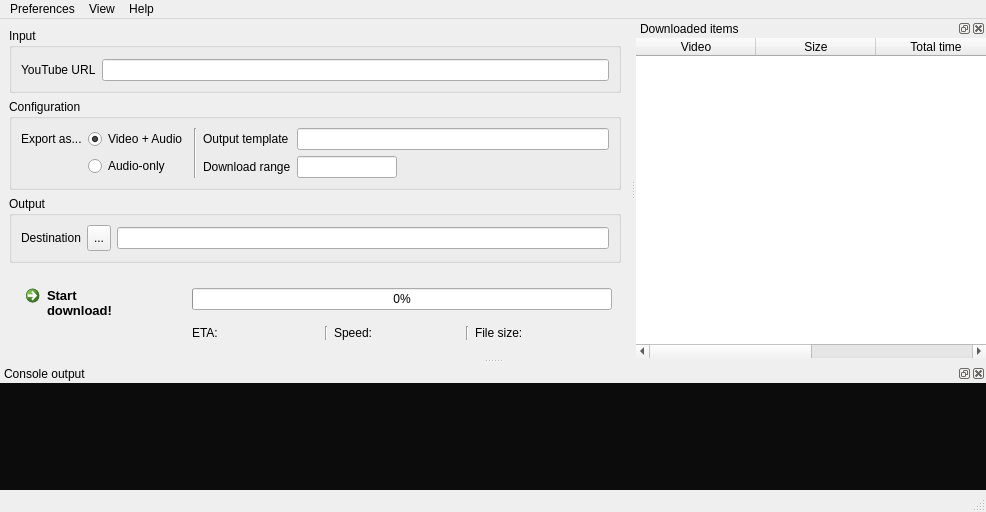
Before: the Qt Designer form interface/main.ui in MatusGuy/youtube-dl_GUI, drawn with Qt 5.
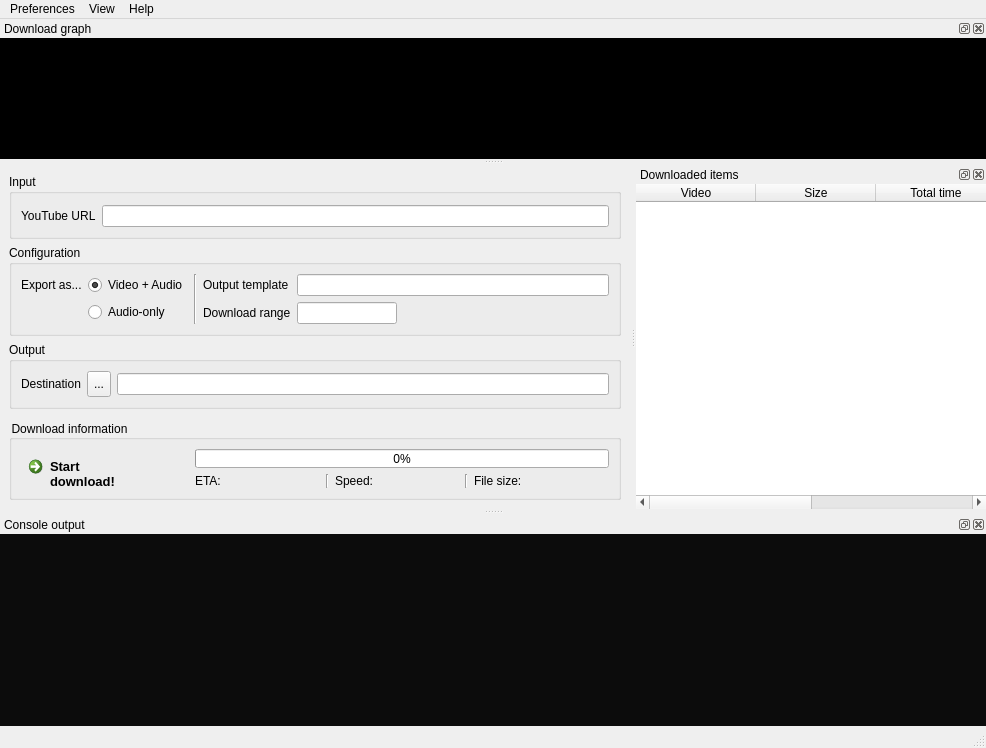
After: the same form once the commit is applied. Icons and pictures are not drawn. Custom widgets are drawn as their Qt base class.

Commit message: Graph dock opens & closes

Patch:
```diff
--- a/interface/main.ui
+++ b/interface/main.ui
@@ -7,7 +7,7 @@
     <x>0</x>
     <y>0</y>
     <width>986</width>
-    <height>512</height>
+    <height>748</height>
    </rect>
   </property>
   <property name="contextMenuPolicy">
@@ -18,7 +18,7 @@
   </property>
   <property name="windowIcon">
    <iconset>
-    <normaloff>../assets/ytdl.png</normaloff>../assets/ytdl.png</iconset>
+    <normaloff>C:/Users/Mateus/.designer/assets/ytdl.png</normaloff>C:/Users/Mateus/.designer/assets/ytdl.png</iconset>
   </property>
   <property name="styleSheet">
    <string notr="true">QToolButton:hover,.QPushButton:hover{
@@ -35,6 +35,41 @@
     <string notr="true"/>
    </property>
    <layout class="QGridLayout" name="gridLayout">
+    <property name="sizeConstraint">
+     <enum>QLayout::SetMinAndMaxSize</enum>
+    </property>
+    <item row="0" column="0">
+     <widget class="QGroupBox" name="InputGroup">
+      <property name="maximumSize">
+       <size>
+        <width>16777215</width>
+        <height>70</height>
+       </size>
+      </property>
+      <property name="title">
+       <string>Input</string>
+      </property>
+      <layout class="QGridLayout" name="gridLayout_5">
+       <property name="topMargin">
+        <number>11</number>
+       </property>
+       <item row="0" column="0">
+        <widget class="QLabel" name="UrlLabel">
+         <property name="text">
+          <string>YouTube URL</string>
+         </property>
+        </widget>
+       </item>
+       <item row="0" column="1">
+        <widget class="QLineEdit" name="UrlTextBox">
+         <property name="toolTip">
+          <string>Input URL for your youtube video, playlist, or channel</string>
+         </property>
+        </widget>
+       </item>
+      </layout>
+     </widget>
+    </item>
     <item row="2" column="0">
      <widget class="QGroupBox" name="OutputGroup">
       <property name="sizePolicy">
@@ -278,48 +313,48 @@
       </layout>
      </widget>
     </item>
-    <item row="0" column="0">
-     <widget class="QGroupBox" name="InputGroup">
-      <property name="maximumSize">
-       <size>
-        <width>16777215</width>
-        <height>70</height>
-       </size>
-      </property>
-      <property name="title">
-       <string>Input</string>
-      </property>
-      <layout class="QGridLayout" name="gridLayout_5">
-       <property name="topMargin">
-        <number>11</number>
-       </property>
-       <item row="0" column="0">
-        <widget class="QLabel" name="UrlLabel">
-         <property name="text">
-          <string>YouTube URL</string>
-         </property>
-        </widget>
-       </item>
-       <item row="0" column="1">
-        <widget class="QLineEdit" name="UrlTextBox">
-         <property name="toolTip">
-          <string>Input URL for your youtube video, playlist, or channel</string>
-         </property>
-        </widget>
-       </item>
-      </layout>
-     </widget>
-    </item>
     <item row="3" column="0">
-     <widget class="QWidget" name="DownloadWidget" native="true">
+     <spacer name="vSpacer1">
+      <property name="orientation">
+       <enum>Qt::Vertical</enum>
+      </property>
+      <property name="sizeType">
+       <enum>QSizePolicy::MinimumExpanding</enum>
+      </property>
+      <property name="sizeHint" stdset="0">
+       <size>
+        <width>0</width>
+        <height>0</height>
+       </size>
+      </property>
+     </spacer>
+    </item>
+    <item row="4" column="0">
+     <widget class="QGroupBox" name="DownloadGroupBox">
       <property name="maximumSize">
        <size>
         <width>16777215</width>
         <height>80</height>
        </size>
       </property>
+      <property name="styleSheet">
+       <string notr="true">alternate-background-color: rgb(255, 255, 0);</string>
+      </property>
+      <property name="title">
+       <string>Download information</string>
+      </property>
+      <property name="flat">
+       <bool>false</bool>
+      </property>
       <layout class="QGridLayout" name="gridLayout_6">
-       <item row="0" column="0">
+       <item row="1" column="1">
+        <widget class="QProgressBar" name="DownloadProgress">
+         <property name="value">
+          <number>0</number>
+         </property>
+        </widget>
+       </item>
+       <item row="1" column="0">
         <widget class="QCommandLinkButton" name="DownloadButton">
          <property name="enabled">
           <bool>true</bool>
@@ -364,14 +399,7 @@
          </property>
         </widget>
        </item>
-       <item row="0" column="1">
-        <widget class="QProgressBar" name="DownloadProgress">
-         <property name="value">
-          <number>0</number>
-         </property>
-        </widget>
-       </item>
-       <item row="1" column="1">
+       <item row="2" column="1">
         <widget class="QWidget" name="DownloadInfo" native="true">
          <property name="sizePolicy">
           <sizepolicy hsizetype="Preferred" vsizetype="Preferred">
@@ -457,22 +485,6 @@
       </layout>
      </widget>
     </item>
-    <item row="4" column="0">
-     <spacer name="vSpacer1">
-      <property name="orientation">
-       <enum>Qt::Vertical</enum>
-      </property>
-      <property name="sizeType">
-       <enum>QSizePolicy::MinimumExpanding</enum>
-      </property>
-      <property name="sizeHint" stdset="0">
-       <size>
-        <width>20</width>
-        <height>0</height>
-       </size>
-      </property>
-     </spacer>
-    </item>
    </layout>
   </widget>
   <widget class="QMenuBar" name="MenuBar">
@@ -503,13 +515,14 @@
      </property>
      <property name="icon">
       <iconset>
-       <normaloff>../assets/kcoloredit.png</normaloff>../assets/kcoloredit.png</iconset>
+       <normaloff>C:/Users/Mateus/.designer/assets/kcoloredit.png</normaloff>C:/Users/Mateus/.designer/assets/kcoloredit.png</iconset>
      </property>
      <addaction name="LightOption"/>
      <addaction name="DarkOption"/>
     </widget>
     <addaction name="ConsoleOption"/>
     <addaction name="DownloadedItems"/>
+    <addaction name="DownloadGraph"/>
     <addaction name="separator"/>
     <addaction name="Theme"/>
    </widget>
@@ -523,7 +536,7 @@
      </property>
      <property name="icon">
       <iconset>
-       <normaloff>../assets/help_index.png</normaloff>../assets/help_index.png</iconset>
+       <normaloff>C:/Users/Mateus/.designer/assets/help_index.png</normaloff>C:/Users/Mateus/.designer/assets/help_index.png</iconset>
      </property>
      <addaction name="youtube_dlHelp"/>
      <addaction name="ffmpegHelp"/>
@@ -672,6 +685,43 @@
     </layout>
    </widget>
   </widget>
+  <widget class="QDockWidget" name="DwGraphDock">
+   <property name="minimumSize">
+    <size>
+     <width>76</width>
+     <height>140</height>
+    </size>
+   </property>
+   <property name="windowTitle">
+    <string>Download graph</string>
+   </property>
+   <attribute name="dockWidgetArea">
+    <number>4</number>
+   </attribute>
+   <widget class="QWidget" name="DwGraphDockWidget">
+    <layout class="QGridLayout" name="gridLayout_11">
+     <property name="leftMargin">
+      <number>0</number>
+     </property>
+     <property name="topMargin">
+      <number>0</number>
+     </property>
+     <property name="rightMargin">
+      <number>0</number>
+     </property>
+     <property name="bottomMargin">
+      <number>0</number>
+     </property>
+     <item row="0" column="0">
+      <widget class="PlotWidget" name="DwGraph" native="true">
+       <property name="styleSheet">
+        <string notr="true">background-color: rgb(0, 0, 0);</string>
+       </property>
+      </widget>
+     </item>
+    </layout>
+   </widget>
+  </widget>
   <action name="About">
    <property name="icon">
     <iconset>
@@ -780,8 +830,34 @@
    <property name="text">
     <string>Downloaded items</string>
    </property>
+   <property name="shortcut">
+    <string>F10</string>
+   </property>
+  </action>
+  <action name="DownloadGraph">
+   <property name="checkable">
+    <bool>true</bool>
+   </property>
+   <property name="icon">
+    <iconset>
+     <normaloff>../assets/kchart.png</normaloff>../assets/kchart.png</iconset>
+   </property>
+   <property name="text">
+    <string>Download graph</string>
+   </property>
+   <property name="shortcut">
+    <string>Ctrl+Shift+I</string>
+   </property>
   </action>
  </widget>
+ <customwidgets>
+  <customwidget>
+   <class>PlotWidget</class>
+   <extends>QWidget</extends>
+   <header>pyqtgraph</header>
+   <container>1</container>
+  </customwidget>
+ </customwidgets>
  <tabstops>
   <tabstop>UrlTextBox</tabstop>
   <tabstop>VideoOption</tabstop>
```
The commit also changes 3 other files.
